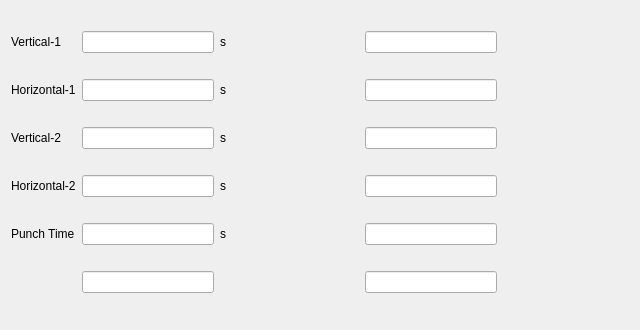
Before: the Qt Designer form hcsettings/ichctimeframe.ui in GaussCheng/2-5AxisPunch, drawn with Qt 5.
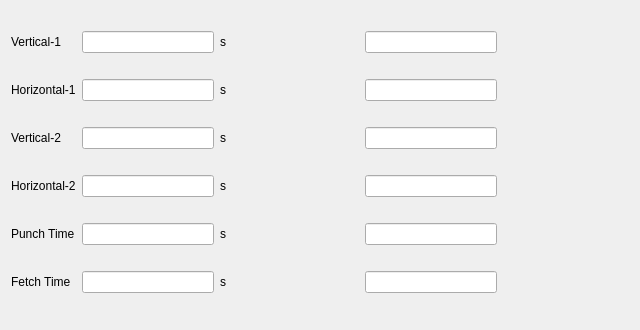
After: the same form once the commit is applied. Custom widgets are drawn as their Qt base class.

What changed in the file:
```diff
--- a/hcsettings/ichctimeframe.ui
+++ b/hcsettings/ichctimeframe.ui
@@ -152,6 +152,20 @@
      </property>
     </widget>
    </item>
+   <item row="5" column="0">
+    <widget class="QLabel" name="label_10">
+     <property name="text">
+      <string>Fetch Time</string>
+     </property>
+    </widget>
+   </item>
+   <item row="5" column="2">
+    <widget class="QLabel" name="label_28">
+     <property name="text">
+      <string>s</string>
+     </property>
+    </widget>
+   </item>
   </layout>
  </widget>
  <customwidgets>
```
